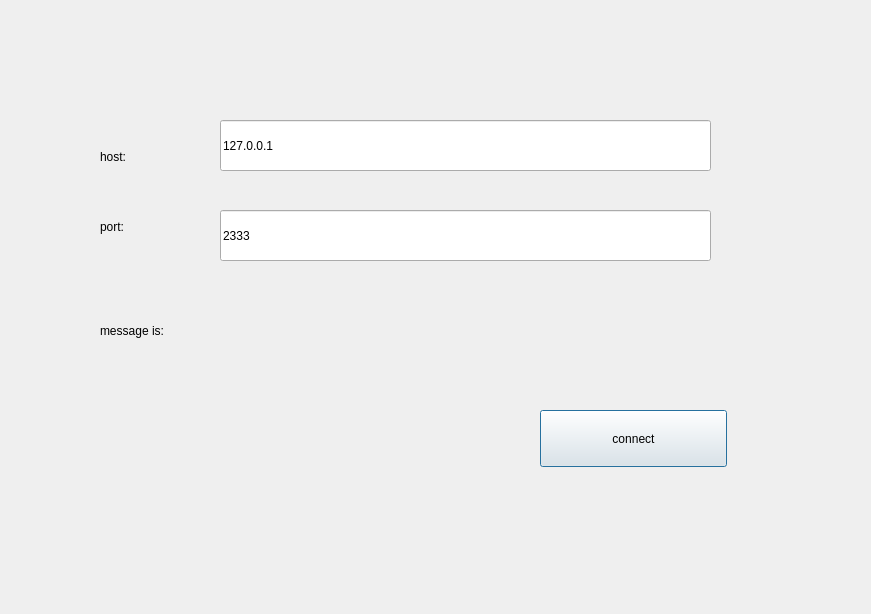
Qt form QT4.7/chp18/tcp/tcpclient/tcpClient/client.ui (Freshield/LEARNING_QT) before a commit.
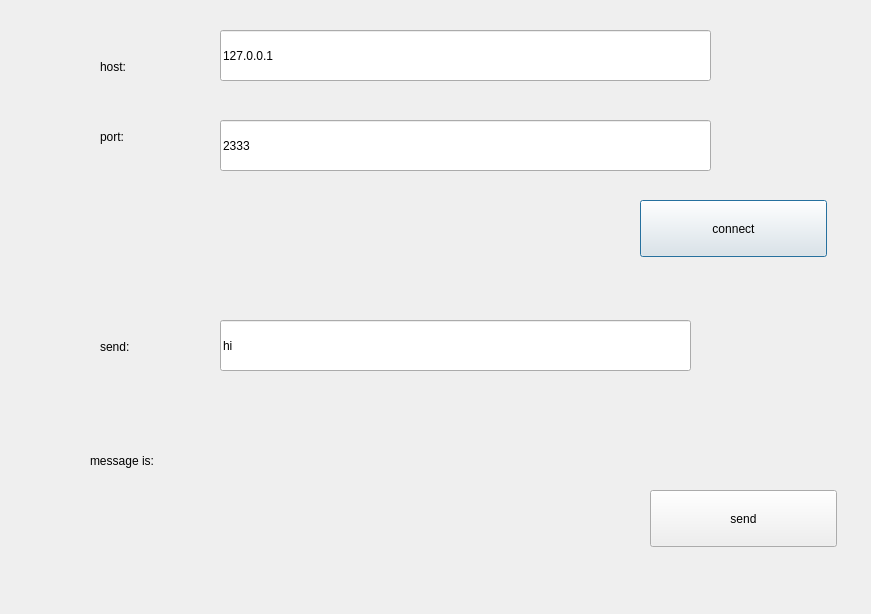
The same form after that commit.

```diff
--- a/QT4.7/chp18/tcp/tcpclient/tcpClient/client.ui
+++ b/QT4.7/chp18/tcp/tcpclient/tcpClient/client.ui
@@ -17,7 +17,7 @@
    <property name="geometry">
     <rect>
      <x>100</x>
-     <y>140</y>
+     <y>50</y>
      <width>116</width>
      <height>34</height>
     </rect>
@@ -30,7 +30,7 @@
    <property name="geometry">
     <rect>
      <x>100</x>
-     <y>210</y>
+     <y>120</y>
      <width>116</width>
      <height>34</height>
     </rect>
@@ -42,8 +42,8 @@
   <widget class="QLabel" name="messageLabel">
    <property name="geometry">
     <rect>
-     <x>100</x>
-     <y>300</y>
+     <x>90</x>
+     <y>430</y>
      <width>441</width>
      <height>61</height>
     </rect>
@@ -55,8 +55,8 @@
   <widget class="QPushButton" name="connectButton">
    <property name="geometry">
     <rect>
-     <x>540</x>
-     <y>410</y>
+     <x>640</x>
+     <y>200</y>
      <width>187</width>
      <height>57</height>
     </rect>
@@ -69,7 +69,7 @@
    <property name="geometry">
     <rect>
      <x>220</x>
-     <y>120</y>
+     <y>30</y>
      <width>491</width>
      <height>51</height>
     </rect>
@@ -82,7 +82,7 @@
    <property name="geometry">
     <rect>
      <x>220</x>
-     <y>210</y>
+     <y>120</y>
      <width>491</width>
      <height>51</height>
     </rect>
@@ -91,6 +91,45 @@
     <string>2333</string>
    </property>
   </widget>
+  <widget class="QPushButton" name="pushButton">
+   <property name="geometry">
+    <rect>
+     <x>650</x>
+     <y>490</y>
+     <width>187</width>
+     <height>57</height>
+    </rect>
+   </property>
+   <property name="text">
+    <string>send</string>
+   </property>
+  </widget>
+  <widget class="QLineEdit" name="sendLineEdit">
+   <property name="geometry">
+    <rect>
+     <x>220</x>
+     <y>320</y>
+     <width>471</width>
+     <height>51</height>
+    </rect>
+   </property>
+   <property name="text">
+    <string>hi</string>
+   </property>
+  </widget>
+  <widget class="QLabel" name="label_3">
+   <property name="geometry">
+    <rect>
+     <x>100</x>
+     <y>330</y>
+     <width>116</width>
+     <height>34</height>
+    </rect>
+   </property>
+   <property name="text">
+    <string>send:</string>
+   </property>
+  </widget>
  </widget>
  <layoutdefault spacing="6" margin="11"/>
  <resources/>
```
